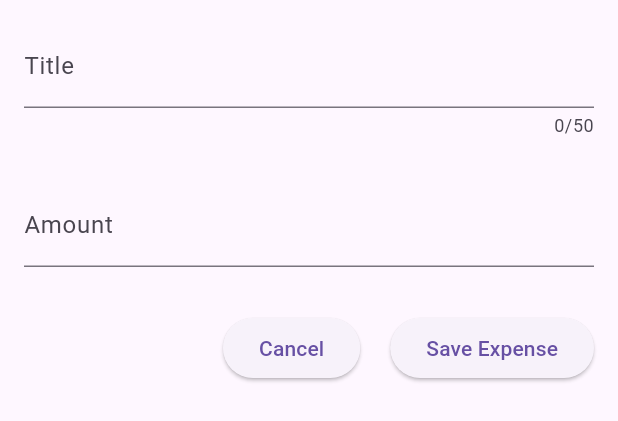
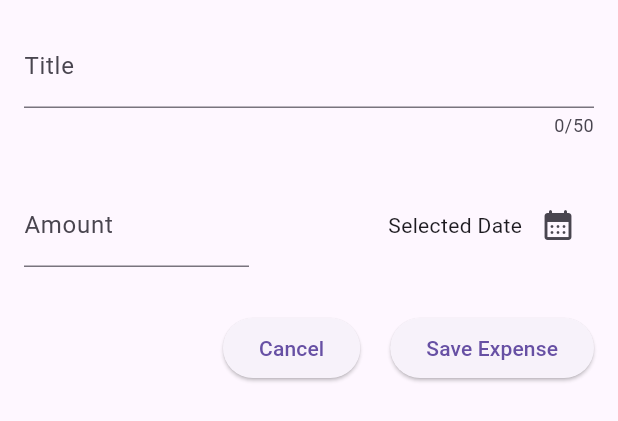
Before and after one commit to clebersonp/expense_tracker, a Flutter app: the NewExpense widget shown alone on an empty page, opened directly, on a phone screen of 412 x 824 dp. Shown: the top 421 px of the screen. Run offline on Flutter 3.47's test engine with Material 3 defaults, Android fonts, the phone set to English and light mode, and no system bars.

Commit message:
Created and added dateTimePicker to expense tracker modal

```diff
--- a/lib/widgets/new_expense.dart
+++ b/lib/widgets/new_expense.dart
@@ -22,6 +22,18 @@ class _NewExpenseState extends State<NewExpense> {
     super.dispose();
   }
 
+  void _presentDatePicker() {
+    var now = DateTime.now();
+    var initialDate = DateTime(now.year - 1);
+    var lastDate = DateTime(now.year + 1);
+    showDatePicker(
+      context: context,
+      initialDate: now,
+      firstDate: initialDate,
+      lastDate: lastDate,
+    );
+  }
+
   @override
   Widget build(BuildContext context) {
     return Padding(
@@ -37,13 +49,33 @@ class _NewExpenseState extends State<NewExpense> {
             ),
           ),
           const SizedBox(height: 30),
-          TextField(
+          Row(
+            children: [
+              Expanded(
+                child: TextField(
                   controller: _amountController,
                   keyboardType: TextInputType.number,
                   decoration: const InputDecoration(
                     prefixText: '\$ ',
                     label: Text('Amount'),
                   ),
+                ),
+              ),
+              const SizedBox(width: 80),
+              Expanded(
+                child: Row(
+                  mainAxisAlignment: MainAxisAlignment.end,
+                  crossAxisAlignment: CrossAxisAlignment.center,
+                  children: [
+                    const Text('Selected Date'),
+                    IconButton(
+                      onPressed: _presentDatePicker,
+                      icon: const Icon(Icons.calendar_month_rounded),
+                    ),
+                  ],
+                ),
+              ),
+            ],
           ),
           const SizedBox(height: 30),
           Row(
```
Lines whose indentation alone changed are shown as unchanged.
